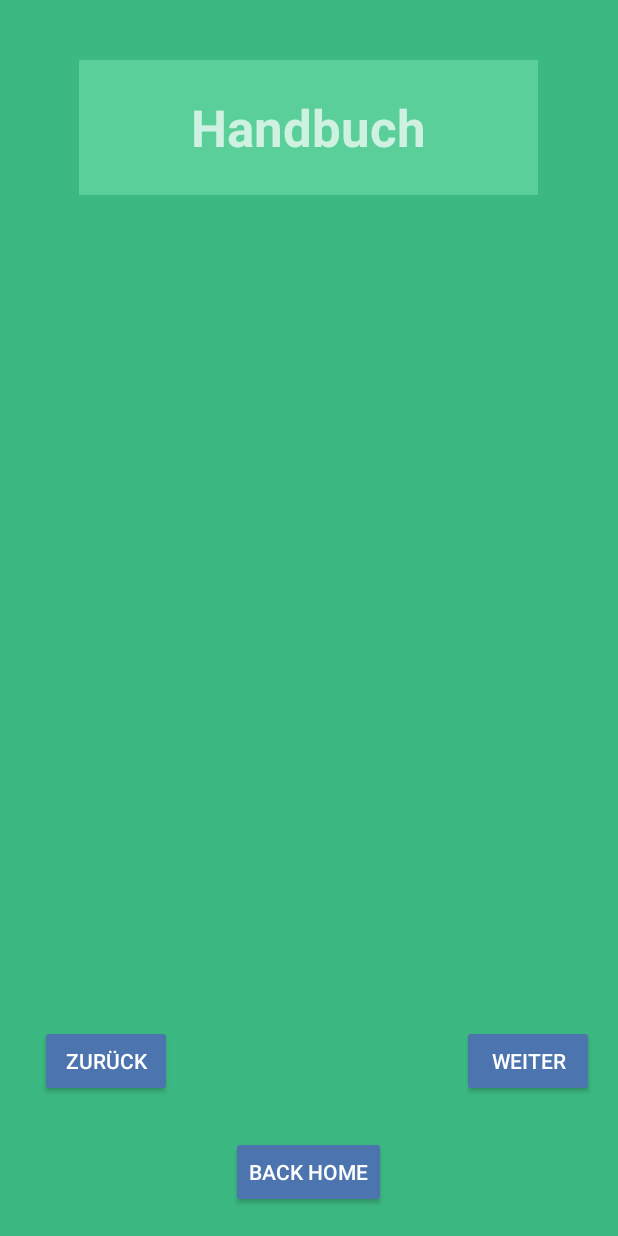
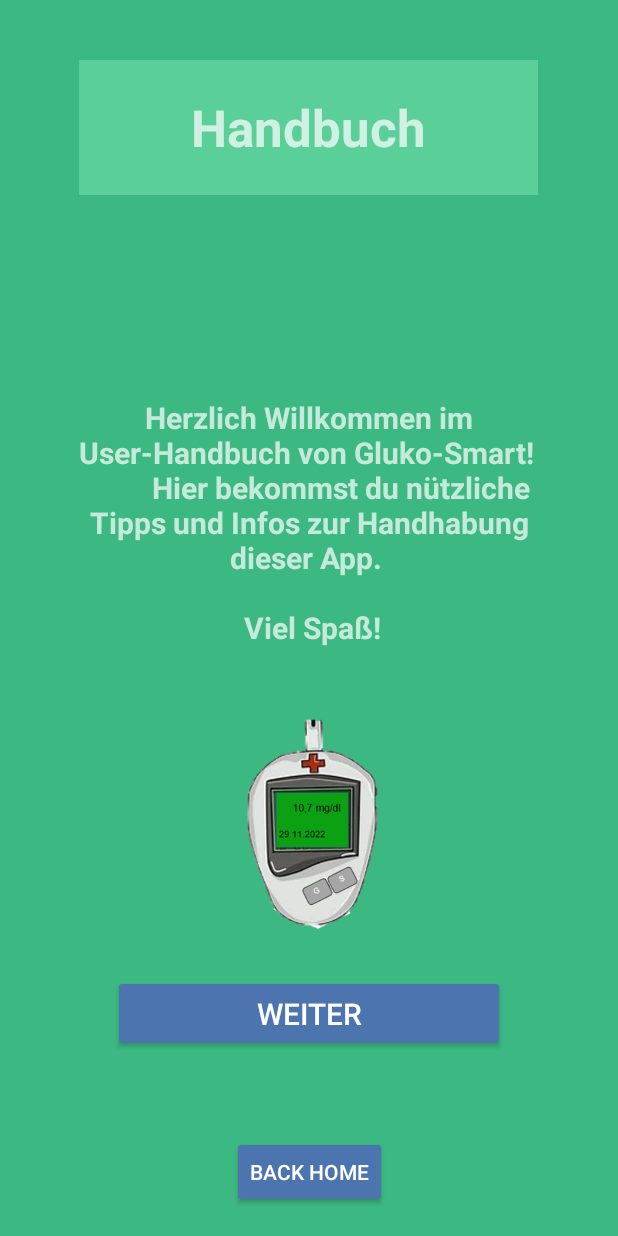
Before and after one commit to KathrinKollegger/Gluko-Smart-App, an Android app: the UserManual screen opened directly, with no data from a screen before it, on a phone screen of 412 x 824 dp. Run offline under Robolectric (Android 15) with nearby library versions, the phone set to English and light mode, and no system bars.

Commit message:
Handbuch beginn ;M Fotos erst am Ende wenn Oberfläche fix steht

```diff
--- a/app/src/main/AndroidManifest.xml
+++ b/app/src/main/AndroidManifest.xml
@@ -1,6 +1,6 @@
 <?xml version="1.0" encoding="utf-8"?>
 <manifest xmlns:android="http://schemas.android.com/apk/res/android"
-    package="com.example.gluko_smart">
+    package="com.example.gluko_smart" >
 
     <uses-permission android:name="android.permission.BLUETOOTH_CONNECT" />
     <uses-permission android:name="android.permission.VIBRATE" />
@@ -18,10 +18,17 @@
         android:requestLegacyExternalStorage="true"
         android:roundIcon="@mipmap/ic_launcher_round"
         android:supportsRtl="true"
-        android:theme="@style/Theme.AppCompat.NoActionBar">
+        android:theme="@style/Theme.AppCompat.NoActionBar" >
+        <activity
+            android:name=".UserManual2"
+            android:exported="false" >
+            <meta-data
+                android:name="android.app.lib_name"
+                android:value="" />
+        </activity>
         <activity
             android:name=".GereateKoppeln2"
-            android:exported="false">
+            android:exported="false" >
             <meta-data
                 android:name="android.app.lib_name"
                 android:value="" />
@@ -52,7 +59,7 @@
             android:exported="false" />
         <activity
             android:name=".MainActivity"
-            android:exported="true">
+            android:exported="true" >
             <intent-filter>
                 <action android:name="android.intent.action.MAIN" />
 
--- a/app/src/main/java/com/example/gluko_smart/UserManual.java
+++ b/app/src/main/java/com/example/gluko_smart/UserManual.java
@@ -10,6 +10,7 @@
 
 
     Button button_homeUser;
+    Button button_weiter;
 
     @Override
     protected void onCreate(Bundle savedInstanceState) {
@@ -17,12 +18,21 @@
         setContentView(R.layout.activity_usermanual);
 
         button_homeUser = (Button) findViewById(R.id.button_homeUser);
+        button_weiter = (Button) findViewById(R.id.button_weiter);
 
         button_homeUser.setOnClickListener(new View.OnClickListener() {
             @Override
             public void onClick(View v) {
-                Intent intent9 = new Intent(UserManual.this, Home.class);
-                startActivity(intent9);
+                Intent intent14 = new Intent(UserManual.this, Home.class);
+                startActivity(intent14);
+            }
+        });
+
+        button_weiter.setOnClickListener(new View.OnClickListener() {
+            @Override
+            public void onClick(View v) {
+                Intent intent15 = new Intent(UserManual.this, UserManual2.class);
+                startActivity(intent15);
             }
         });
     }}
--- a/app/src/main/res/layout/activity_usermanual.xml
+++ b/app/src/main/res/layout/activity_usermanual.xml
@@ -5,19 +5,6 @@
     android:layout_height="match_parent"
     xmlns:app="http://schemas.android.com/apk/res-auto"
     android:background="#3CB882">
-
-    <Button
-        android:id="@+id/button_weiter2"
-        android:layout_width="wrap_content"
-        android:layout_height="wrap_content"
-        android:backgroundTint="#4C74AF"
-        android:text="Zurück"
-        app:layout_constraintBottom_toBottomOf="parent"
-        app:layout_constraintEnd_toEndOf="parent"
-        app:layout_constraintHorizontal_bias="0.083"
-        app:layout_constraintStart_toStartOf="parent"
-        app:layout_constraintTop_toTopOf="parent"
-        app:layout_constraintVertical_bias="0.881" />
 
     <TextView
         android:id="@+id/textview_handbuch"
@@ -39,31 +26,64 @@
         app:layout_constraintTop_toTopOf="parent"
         app:layout_constraintVertical_bias="1.0" />
 
+
+    <TextView
+        android:id="@+id/anleitung_handbuch"
+        android:layout_width="324dp"
+        android:layout_height="189dp"
+        android:layout_marginStart="100dp"
+        android:layout_marginTop="85dp"
+        android:layout_marginEnd="83dp"
+        android:layout_marginBottom="168dp"
+        android:gravity="center"
+        android:text="Herzlich Willkommen im User-Handbuch von Gluko-Smart! \n
+        Hier bekommst du nützliche Tipps und Infos zur Handhabung dieser App. \n
+        \n Viel Spaß!"
+        android:textSize="20dp"
+        android:textStyle="bold"
+        app:layout_constraintBottom_toTopOf="@+id/button_weiter"
+        app:layout_constraintEnd_toEndOf="parent"
+        app:layout_constraintHorizontal_bias="0.593"
+        app:layout_constraintStart_toStartOf="parent"
+        app:layout_constraintTop_toBottomOf="@+id/textview_handbuch" />
+
     <Button
         android:id="@+id/button_homeUser"
         android:layout_width="wrap_content"
         android:layout_height="wrap_content"
+        android:backgroundTint="#4C74AF"
         android:text="Back Home"
-        android:backgroundTint="#4C74AF"
         app:layout_constraintBottom_toBottomOf="parent"
         app:layout_constraintEnd_toEndOf="parent"
-        app:layout_constraintHorizontal_bias="0.498"
         app:layout_constraintStart_toStartOf="parent"
         app:layout_constraintTop_toTopOf="parent"
         app:layout_constraintVertical_bias="0.976" />
 
-
     <Button
         android:id="@+id/button_weiter"
-        android:layout_width="wrap_content"
-        android:layout_height="wrap_content"
+        android:layout_width="261dp"
+        android:layout_height="51dp"
         android:backgroundTint="#4C74AF"
         android:text="Weiter"
+        android:textSize="20dp"
         app:layout_constraintBottom_toBottomOf="parent"
         app:layout_constraintEnd_toEndOf="parent"
-        app:layout_constraintHorizontal_bias="0.95"
         app:layout_constraintStart_toStartOf="parent"
         app:layout_constraintTop_toTopOf="parent"
-        app:layout_constraintVertical_bias="0.881" />
+        app:layout_constraintVertical_bias="0.841" />
+
+    <ImageView
+        android:id="@+id/foto_userhandbuch"
+        android:layout_width="165dp"
+        android:layout_height="159dp"
+        android:layout_marginStart="123dp"
+        android:layout_marginEnd="123dp"
+        android:layout_marginBottom="9dp"
+        app:layout_constraintBottom_toTopOf="@+id/button_weiter"
+        app:layout_constraintEnd_toEndOf="parent"
+        app:layout_constraintStart_toStartOf="parent"
+        app:layout_constraintTop_toBottomOf="@+id/anleitung_handbuch"
+        app:srcCompat="@drawable/logo_ohne"
+        android:src="@drawable/logo_ohne"/>
 
 </androidx.constraintlayout.widget.ConstraintLayout>
--- a/app/src/main/res/values/strings.xml
+++ b/app/src/main/res/values/strings.xml
@@ -94,4 +94,5 @@
     <string name="title_activity_verlauf_werte">VerlaufWerte</string>
     <string name="tab_text_1">Tab 1</string>
     <string name="tab_text_2">Tab 2</string>
+    <string name="title_activity_user_manual2">UserManual2</string>
 </resources>
```
